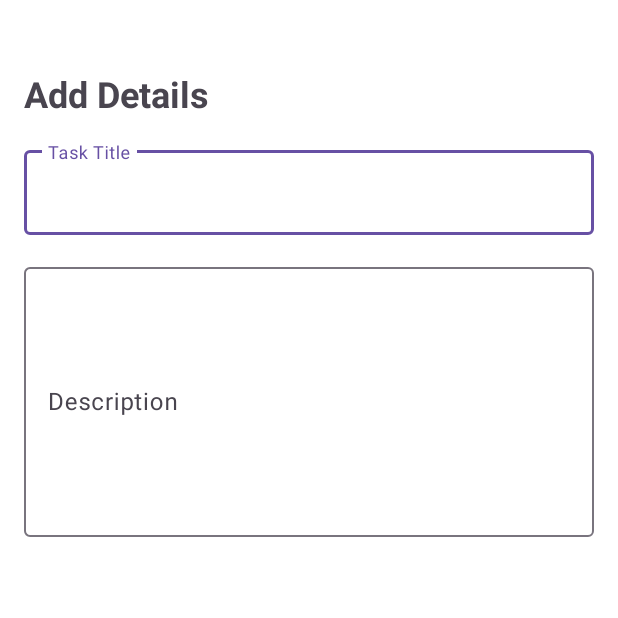
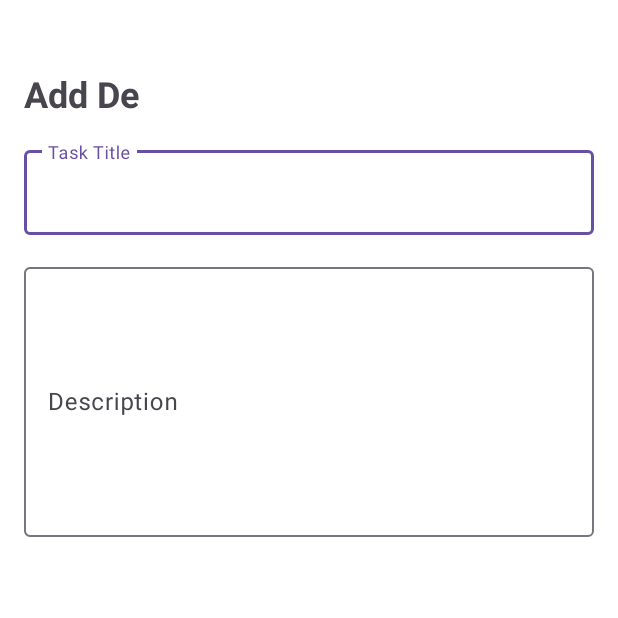
Before and after one commit to Tharusha200219/Task_Management_Application_Year_2_Sem_2, an Android app: the CreateCard screen opened directly, with no data from a screen before it, on a phone screen of 412 x 824 dp, the top half of it. Run offline under Robolectric (Android 15) with nearby library versions, the phone set to English and light mode, and no system bars; our stand-ins replace Room's generated code; Roboto replaces fonts that are not available here.

Commit message:
some updates

```diff
--- a/app/src/main/res/layout/activity_create_card.xml
+++ b/app/src/main/res/layout/activity_create_card.xml
@@ -14,7 +14,7 @@
         android:layout_width="wrap_content"
         android:layout_height="wrap_content"
         android:layout_marginTop="30dp"
-        android:text="Add Details"
+        android:text="Add De"
         android:textSize="24sp"
         android:textStyle="bold"
         android:layout_marginBottom="16dp"/>
```
